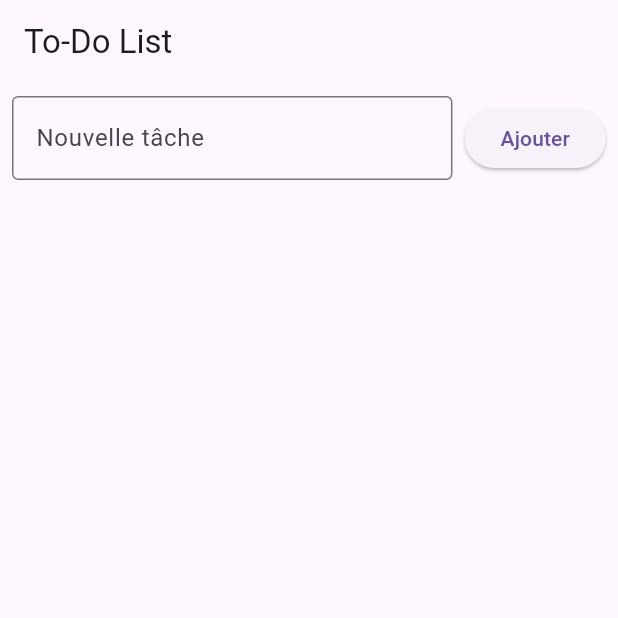
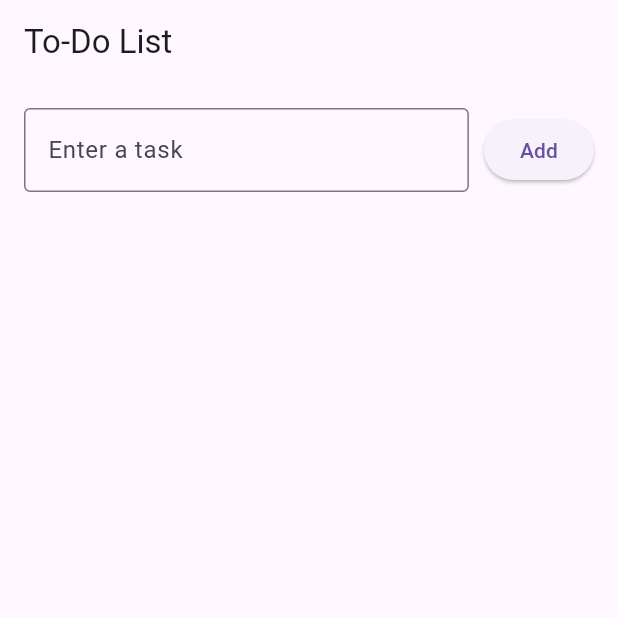
Before and after one commit to serine2511/to-do-list-, a Flutter app: the screen it shows after launch, on a phone screen of 412 x 824 dp, the top half of it. Run offline on Flutter 3.47's test engine with Material 3 defaults, Android fonts, the phone set to English and light mode, and no system bars.

Commit message:
Update main.dart

```diff
--- a/lib/main.dart
+++ b/lib/main.dart
@@ -1,72 +1,49 @@
 import 'package:flutter/material.dart';
 
 void main() {
-  runApp(MyApp());
+  runApp(ToDoApp());
 }
 
-class MyApp extends StatelessWidget {
+class ToDoApp extends StatelessWidget {
   @override
   Widget build(BuildContext context) {
     return MaterialApp(
-      title: 'To-Do List App',
+      title: 'To-Do List',
       theme: ThemeData(
         primarySwatch: Colors.blue,
       ),
-      home: TodoList(),
+      home: ToDoListScreen(),
     );
   }
 }
 
-class TodoList extends StatefulWidget {
+class ToDoListScreen extends StatefulWidget {
   @override
-  _TodoListState createState() => _TodoListState();
+  _ToDoListScreenState createState() => _ToDoListScreenState();
 }
 
-class _TodoListState extends State<TodoList> {
+class _ToDoListScreenState extends State<ToDoListScreen> {
+  // List to hold tasks
   List<String> tasks = [];
+
+  // Controller for the TextField
   TextEditingController taskController = TextEditingController();
 
+  // Function to add a task
   void addTask() {
-    String task = taskController.text.trim();
-    if (task.isEmpty) {
-      ScaffoldMessenger.of(context).showSnackBar(
-        SnackBar(content: Text('Veuillez entrer une tâche valide')),
-      );
-      return;
-    }
+    if (taskController.text.isNotEmpty) {
       setState(() {
-      tasks.add(task);
-      taskController.clear();
+        tasks.add(taskController.text);
+        taskController.clear(); // Clear the input field
       });
     }
+  }
 
+  // Function to delete a task
   void deleteTask(int index) {
-    showDialog(
-      context: context,
-      builder: (BuildContext context) {
-        return AlertDialog(
-          title: Text('Confirmer la suppression'),
-          content: Text('Êtes-vous sûr de vouloir supprimer cette tâche ?'),
-          actions: <Widget>[
-            TextButton(
-              child: Text('Annuler'),
-              onPressed: () {
-                Navigator.of(context).pop();
-              },
-            ),
-            TextButton(
-              child: Text('Supprimer'),
-              onPressed: () {
     setState(() {
       tasks.removeAt(index);
     });
-                Navigator.of(context).pop();
-              },
-            ),
-          ],
-        );
-      },
-    );
   }
 
   @override
@@ -77,39 +54,38 @@ class _TodoListState extends State<TodoList> {
       ),
       body: Column(
         children: [
+          // Input section
           Padding(
-            padding: const EdgeInsets.all(8.0),
+            padding: const EdgeInsets.all(16.0),
             child: Row(
               children: [
                 Expanded(
                   child: TextField(
                     controller: taskController,
                     decoration: InputDecoration(
-                      labelText: 'Nouvelle tâche',
+                      hintText: 'Enter a task',
                       border: OutlineInputBorder(),
                     ),
                   ),
                 ),
-                SizedBox(width: 8),
+                SizedBox(width: 10),
                 ElevatedButton(
                   onPressed: addTask,
-                  child: Text('Ajouter'),
+                  child: Text('Add'),
                 ),
               ],
             ),
           ),
+          // Task list section
           Expanded(
             child: ListView.builder(
               itemCount: tasks.length,
               itemBuilder: (context, index) {
-                return Card(
-                  margin: EdgeInsets.symmetric(vertical: 4, horizontal: 8),
-                  child: ListTile(
+                return ListTile(
                   title: Text(tasks[index]),
                   trailing: IconButton(
                     icon: Icon(Icons.delete, color: Colors.red),
                     onPressed: () => deleteTask(index),
-                    ),
                   ),
                 );
               },
```
Lines whose indentation alone changed are shown as unchanged.
